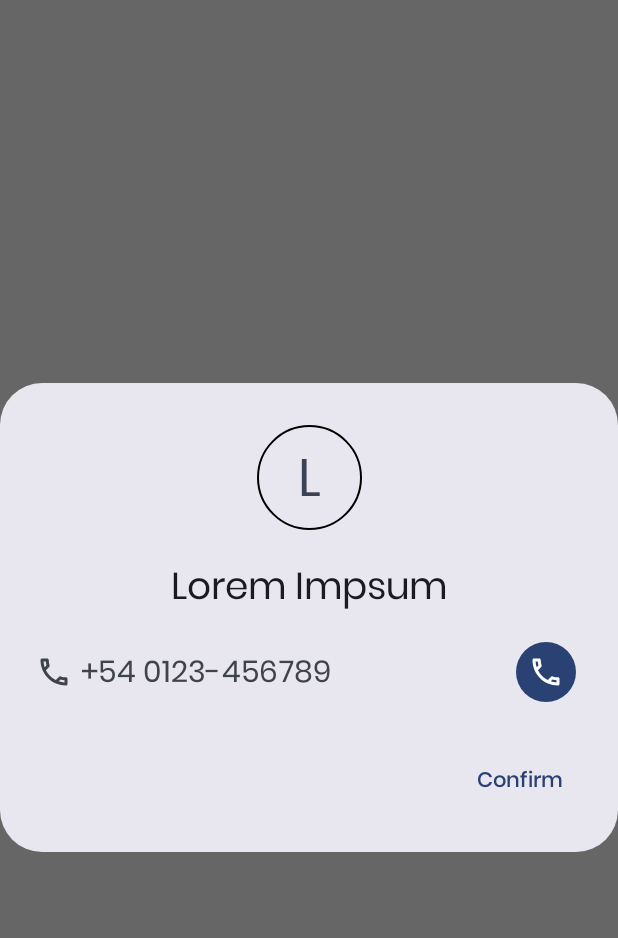
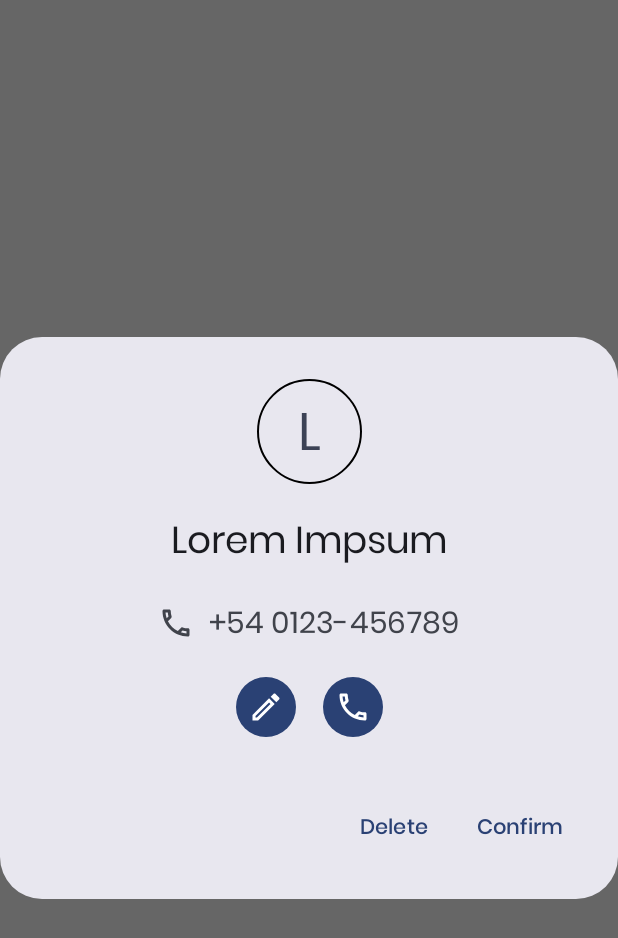
Before and after one commit to ifMaxi/Contact, an Android app built with Jetpack Compose: the @Preview function DialogPreview, on a phone screen of 412 x 824 dp. Shown: the top 938 px of the screen. Run offline under Robolectric (Android 15) with nearby library versions, the phone set to English and light mode, and no system bars.

Commit message:
Moved "Delete" and "Edit" from the main screen to the dialog box.

```diff
--- a/app/src/main/java/com/maxidev/contact/ui/presentation/contacts/components/ContactCard.kt
+++ b/app/src/main/java/com/maxidev/contact/ui/presentation/contacts/components/ContactCard.kt
@@ -8,7 +8,6 @@ import androidx.compose.foundation.clickable
 import androidx.compose.foundation.layout.Arrangement
 import androidx.compose.foundation.layout.Box
 import androidx.compose.foundation.layout.Row
-import androidx.compose.foundation.layout.Spacer
 import androidx.compose.foundation.layout.fillMaxWidth
 import androidx.compose.foundation.layout.padding
 import androidx.compose.foundation.layout.size
@@ -74,11 +73,6 @@ fun ContactCard(
             text = name,
             fontSize = 18.sp
         )
-        Spacer(modifier = Modifier.weight(1f))
-        DropMenuComponent(
-            onDelete = { onDelete() },
-            onEdit = { onEdit() }
-        )
     }
 
     if (openDialog.value) {
@@ -86,6 +80,14 @@ fun ContactCard(
             onCall = { ContextCompat.startActivity(context, intentCall, null) },
             onConfirm = { openDialog.value = false },
             onDismiss = { openDialog.value = false },
+            onDelete = {
+                openDialog.value = false
+                onDelete()
+            },
+            onEdit = {
+                openDialog.value = false
+                onEdit()
+            },
             name = name,
             lastName = lastName,
             phone = phone
--- a/app/src/main/java/com/maxidev/contact/ui/presentation/contacts/components/DialogComponent.kt
+++ b/app/src/main/java/com/maxidev/contact/ui/presentation/contacts/components/DialogComponent.kt
@@ -4,30 +4,32 @@ import androidx.compose.foundation.BorderStroke
 import androidx.compose.foundation.border
 import androidx.compose.foundation.layout.Arrangement
 import androidx.compose.foundation.layout.Box
+import androidx.compose.foundation.layout.Column
 import androidx.compose.foundation.layout.Row
 import androidx.compose.foundation.layout.Spacer
 import androidx.compose.foundation.layout.fillMaxWidth
 import androidx.compose.foundation.layout.padding
 import androidx.compose.foundation.layout.size
+import androidx.compose.foundation.layout.width
 import androidx.compose.foundation.layout.wrapContentHeight
 import androidx.compose.foundation.shape.CircleShape
 import androidx.compose.material.icons.Icons
 import androidx.compose.material.icons.outlined.Call
+import androidx.compose.material.icons.outlined.Edit
 import androidx.compose.material3.AlertDialog
 import androidx.compose.material3.Icon
 import androidx.compose.material3.Text
-import androidx.compose.material3.TextButton
 import androidx.compose.runtime.Composable
 import androidx.compose.ui.Alignment
 import androidx.compose.ui.Modifier
 import androidx.compose.ui.draw.clip
 import androidx.compose.ui.graphics.Color
-import androidx.compose.ui.res.stringResource
 import androidx.compose.ui.tooling.preview.Preview
 import androidx.compose.ui.unit.dp
 import androidx.compose.ui.unit.sp
 import com.maxidev.contact.R
 import com.maxidev.contact.ui.presentation.components.FilledIconButtonComponent
+import com.maxidev.contact.ui.presentation.components.TextButtonComponent
 import com.maxidev.contact.ui.theme.ContactTheme
 import com.maxidev.contact.ui.theme.poppinsFamily
 
@@ -37,6 +39,8 @@ fun DialogComponent(
     onCall: () -> Unit,
     onConfirm: () -> Unit,
     onDismiss: () -> Unit,
+    onDelete: () -> Unit,
+    onEdit: () -> Unit,
     name: String?,
     lastName: String?,
     phone: String?
@@ -46,15 +50,20 @@ fun DialogComponent(
     AlertDialog(
         modifier = modifier,
         onDismissRequest = { onDismiss() },
+        dismissButton = {
+            TextButtonComponent(
+                label = R.string.menu_delete,
+                onClick = {
+                    onDismiss()
+                    onDelete()
+                }
+            )
+        },
         confirmButton = {
-            TextButton(
+            TextButtonComponent(
+                label = R.string.dialog_confirm,
                 onClick = { onConfirm() }
-            ) {
-                Text(
-                    text = stringResource(id = R.string.dialog_confirm),
-                    fontFamily = fontFamily
             )
-            }
         },
         icon = {
             Box(
@@ -93,27 +102,50 @@ fun DialogComponent(
                 )
             }
         },
-        text = {
+        text = { // Try LazyRow
+            Column(
+                modifier = Modifier
+                    .fillMaxWidth()
+                    .padding(4.dp),
+                horizontalAlignment = Alignment.CenterHorizontally,
+                verticalArrangement = Arrangement.spacedBy(10.dp)
+            ) {
                 Row(
                     modifier = Modifier
-                    .fillMaxWidth(),
-                horizontalArrangement = Arrangement.spacedBy(6.dp),
+                        .fillMaxWidth()
+                        .padding(4.dp),
+                    horizontalArrangement = Arrangement.Center,
                     verticalAlignment = Alignment.CenterVertically
                 ) {
                     Icon(
                         imageVector = Icons.Outlined.Call,
                         contentDescription = null
                     )
+                    Spacer(modifier = Modifier.width(10.dp))
                     Text(
                         text = phone ?: "",
                         fontFamily = fontFamily,
                         fontSize = 20.sp
                     )
-                Spacer(modifier = Modifier.weight(1f))
+
+                }
+                Row(
+                    modifier = Modifier
+                        .fillMaxWidth()
+                        .padding(4.dp),
+                    horizontalArrangement = Arrangement.Center,
+                    verticalAlignment = Alignment.CenterVertically
+                ) {
+                    FilledIconButtonComponent(
+                        onClick = { onEdit() },
+                        icon = Icons.Outlined.Edit
+                    )
+                    Spacer(modifier = Modifier.width(10.dp))
                     FilledIconButtonComponent(
                         onClick = { onCall() },
                         icon = Icons.Outlined.Call
                     )
+                }
             }
         }
     )
@@ -129,7 +161,9 @@ private fun DialogPreview() {
             onDismiss = {},
             name = "Lorem",
             lastName = "Impsum",
-            phone = "+54 0123-456789"
+            phone = "+54 0123-456789",
+            onDelete = {},
+            onEdit = {}
         )
     }
 }
```
Lines whose indentation alone changed are shown as unchanged.
